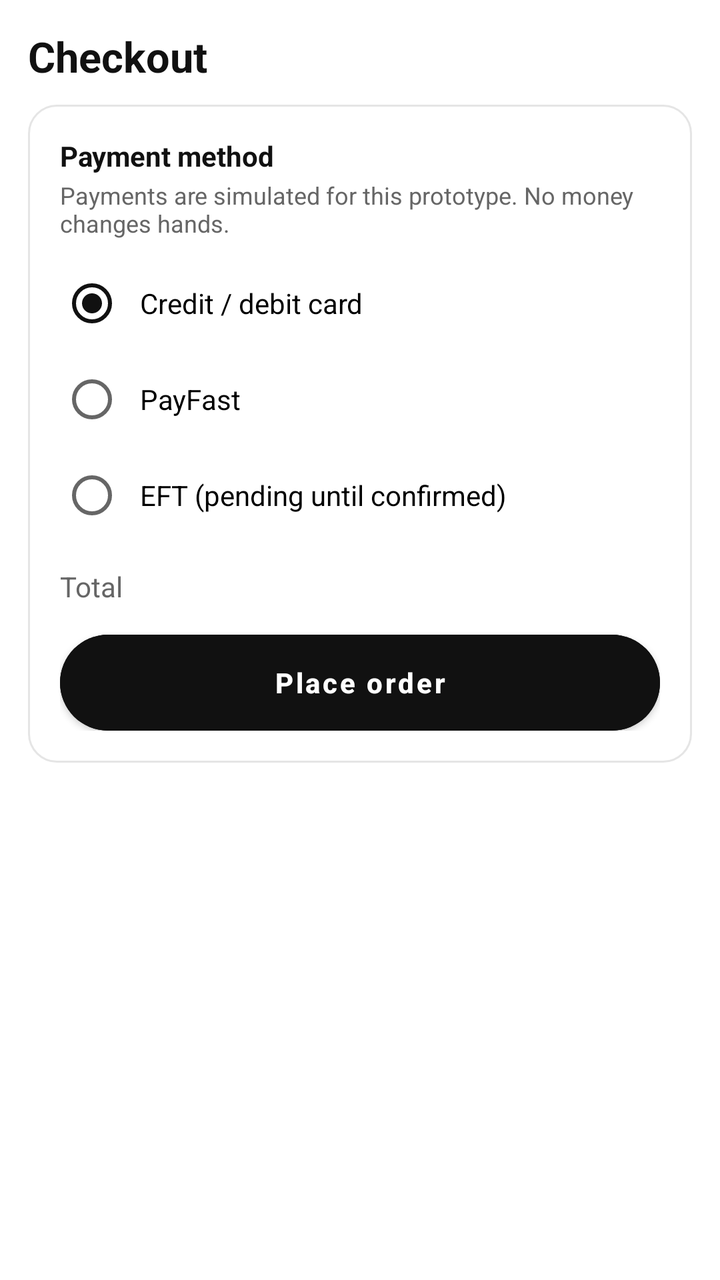
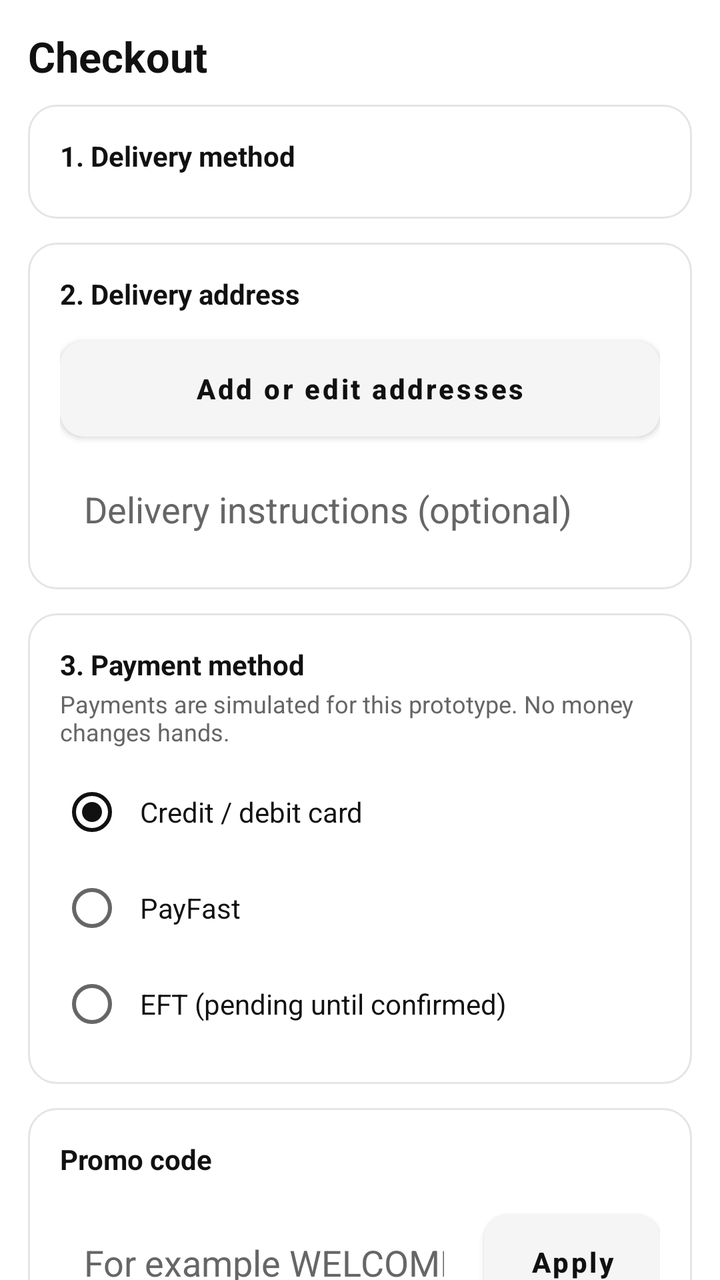

The first picture is an Android layout as it rendered before a commit; the second is the same layout after the commit. The layout source and the unified diff follow.
<!-- AndroidManifest.xml: application theme Theme.IThrift -->
<!-- res/layout/fragment_checkout.xml -->
<?xml version="1.0" encoding="utf-8"?>
<androidx.core.widget.NestedScrollView xmlns:android="http://schemas.android.com/apk/res/android"
    xmlns:app="http://schemas.android.com/apk/res-auto"
    android:layout_width="match_parent"
    android:layout_height="match_parent"
    android:background="@color/bg"
    android:fillViewport="true">

    <LinearLayout
        android:layout_width="match_parent"
        android:layout_height="wrap_content"
        android:orientation="vertical"
        android:padding="14dp">

        <TextView
            android:layout_width="match_parent"
            android:layout_height="wrap_content"
            android:text="Checkout"
            android:textColor="@color/ink"
            android:textSize="21sp"
            android:textStyle="bold"
            android:layout_marginBottom="10dp" />

        <LinearLayout
            android:layout_width="match_parent"
            android:layout_height="wrap_content"
            android:orientation="vertical"
            android:background="@drawable/bg_card"
            android:padding="16dp">

            <TextView
                android:layout_width="match_parent"
                android:layout_height="wrap_content"
                android:text="Payment method"
                android:textStyle="bold"
                android:textColor="@color/ink" />

            <TextView
                android:layout_width="match_parent"
                android:layout_height="wrap_content"
                android:layout_marginTop="2dp"
                android:layout_marginBottom="8dp"
                android:text="Payments are simulated for this prototype. No money changes hands."
                android:textColor="@color/muted"
                android:textSize="12sp" />

            <RadioGroup
                android:id="@+id/radio_group_payment"
                android:layout_width="match_parent"
                android:layout_height="wrap_content">

                <RadioButton
                    android:id="@+id/radio_card"
                    android:layout_width="match_parent"
                    android:layout_height="wrap_content"
                    android:text="Credit / debit card"
                    android:checked="true"
                    android:padding="8dp" />

                <RadioButton
                    android:id="@+id/radio_payfast"
                    android:layout_width="match_parent"
                    android:layout_height="wrap_content"
                    android:text="PayFast"
                    android:padding="8dp" />

                <RadioButton
                    android:id="@+id/radio_eft"
                    android:layout_width="match_parent"
                    android:layout_height="wrap_content"
                    android:text="EFT (pending until confirmed)"
                    android:padding="8dp" />
            </RadioGroup>

            <LinearLayout
                android:layout_width="match_parent"
                android:layout_height="wrap_content"
                android:orientation="horizontal"
                android:layout_marginTop="10dp">

                <TextView
                    android:layout_width="0dp"
                    android:layout_height="wrap_content"
                    android:layout_weight="1"
                    android:text="Total"
                    android:textColor="@color/muted" />

                <TextView
                    android:id="@+id/text_total"
                    android:layout_width="wrap_content"
                    android:layout_height="wrap_content"
                    android:textColor="@color/ink"
                    android:textStyle="bold"
                    android:textSize="16sp" />
            </LinearLayout>

            <com.google.android.material.button.MaterialButton
                android:id="@+id/button_place_order"
                android:layout_width="match_parent"
                android:layout_height="wrap_content"
                android:layout_marginTop="14dp"
                android:text="@string/action_place_order"
                android:textAllCaps="false"
                android:backgroundTint="@color/accent"
                app:cornerRadius="24dp" />
        </LinearLayout>

    </LinearLayout>
</androidx.core.widget.NestedScrollView>
<!-- resources referenced by this layout -->
<resources>
  <color name="accent">#111111</color>
  <color name="bg">#FFFFFF</color>
  <color name="ink">#111111</color>
  <color name="muted">#666666</color>
  <!-- drawable bg_card (drawable) -->
  <?xml version="1.0" encoding="utf-8"?>
  <shape xmlns:android="http://schemas.android.com/apk/res/android" android:shape="rectangle">
      <solid android:color="@color/surface" />
      <stroke android:width="1dp" android:color="@color/border" />
      <corners android:radius="14dp" />
  </shape>
  <string name="action_place_order">Place order</string>
  <color name="surface">#FFFFFF</color>
  <color name="border">#E5E5E5</color>
  <color name="on_inverse">#FFFFFF</color>
  <style name="ShapeAppearance.IThrift.SmallComponent" parent="ShapeAppearance.MaterialComponents.SmallComponent">
          <item name="cornerFamily">rounded</item>
          <item name="cornerSize">8dp</item>
      </style>
  <style name="ShapeAppearance.IThrift.MediumComponent" parent="ShapeAppearance.MaterialComponents.MediumComponent">
          <item name="cornerFamily">rounded</item>
          <item name="cornerSize">12dp</item>
      </style>
  <style name="ShapeAppearance.IThrift.LargeComponent" parent="ShapeAppearance.MaterialComponents.LargeComponent">
          <item name="cornerFamily">rounded</item>
          <item name="cornerSize">16dp</item>
      </style>
  <style name="Widget.IThrift.BottomNavigationView" parent="Widget.MaterialComponents.BottomNavigationView">
          <item name="backgroundTint">@color/bg</item>
          <item name="itemIconTint">@color/ink</item>
          <item name="itemTextColor">@color/ink</item>
          <item name="itemRippleColor">@color/secondary_bg</item>
          <item name="elevation">8dp</item>
      </style>
  <style name="Widget.IThrift.Toolbar" parent="Widget.MaterialComponents.Toolbar">
          <item name="background">@color/bg</item>
          <item name="titleTextColor">@color/ink</item>
          <item name="elevation">0dp</item>
      </style>
  <style name="Widget.IThrift.Chip" parent="Widget.MaterialComponents.Chip.Choice">
          <item name="chipBackgroundColor">@color/chip_bg_color</item>
          <item name="android:textColor">@color/chip_text_color</item>
          <item name="shapeAppearance">@style/ShapeAppearance.IThrift.SmallComponent</item>
          <item name="chipStrokeWidth">0dp</item>
          <item name="rippleColor">@color/secondary_bg</item>
      </style>
  <style name="Widget.IThrift.Button" parent="Widget.MaterialComponents.Button">
          <item name="cornerRadius">12dp</item>
          <item name="textAllCaps">false</item>
          <item name="android:insetTop">0dp</item>
          <item name="android:insetBottom">0dp</item>
          <item name="android:paddingTop">12dp</item>
          <item name="android:paddingBottom">12dp</item>
          <item name="android:textStyle">bold</item>
      </style>
  <color name="secondary_bg">#F5F5F5</color>
  <!-- unchanged entries left out for length: 1 -->
</resources>

<!-- the commit's change to res/layout/fragment_checkout.xml (unified diff, before → after) -->
@@ -21,6 +21,7 @@
             android:textStyle="bold"
             android:layout_marginBottom="10dp" />
 
+        
         <LinearLayout
             android:layout_width="match_parent"
             android:layout_height="wrap_content"
@@ -31,7 +32,95 @@
             <TextView
                 android:layout_width="match_parent"
                 android:layout_height="wrap_content"
-                android:text="Payment method"
+                android:text="1. Delivery method"
+                android:textStyle="bold"
+                android:textColor="@color/ink" />
+
+            <RadioGroup
+                android:id="@+id/radio_group_delivery"
+                android:layout_width="match_parent"
+                android:layout_height="wrap_content"
+                android:layout_marginTop="6dp" />
+        </LinearLayout>
+
+        
+        <LinearLayout
+            android:id="@+id/layout_address_card"
+            android:layout_width="match_parent"
+            android:layout_height="wrap_content"
+            android:layout_marginTop="12dp"
+            android:orientation="vertical"
+            android:background="@drawable/bg_card"
+            android:padding="16dp">
+
+            <TextView
+                android:layout_width="match_parent"
+                android:layout_height="wrap_content"
+                android:text="2. Delivery address"
+                android:textStyle="bold"
+                android:textColor="@color/ink" />
+
+            <TextView
+                android:id="@+id/text_no_address"
+                android:layout_width="match_parent"
+                android:layout_height="wrap_content"
+                android:layout_marginTop="6dp"
+                android:text="You have no saved addresses yet. Add one, or we will use the address on your profile."
+                android:textColor="@color/muted"
+                android:textSize="12.5sp"
+                android:visibility="gone" />
+
+            <RadioGroup
+                android:id="@+id/radio_group_address"
+                android:layout_width="match_parent"
+                android:layout_height="wrap_content"
+                android:layout_marginTop="6dp" />
+
+            <com.google.android.material.button.MaterialButton
+                android:id="@+id/button_manage_addresses"
+                style="@style/Widget.IThrift.Button.Secondary"
+                android:layout_width="match_parent"
+                android:layout_height="wrap_content"
+                android:layout_marginTop="8dp"
+                android:text="Add or edit addresses" />
+
+            <EditText
+                android:id="@+id/input_instructions"
+                style="@style/Widget.IThrift.Field"
+                android:layout_width="match_parent"
+                android:layout_height="wrap_content"
+                android:hint="Delivery instructions (optional)"
+                android:importantForAutofill="no"
+                android:inputType="textCapSentences|textMultiLine"
+                android:maxLength="200" />
+        </LinearLayout>
+
+        <TextView
+            android:id="@+id/text_collection_note"
+            android:layout_width="match_parent"
+            android:layout_height="wrap_content"
+            android:layout_marginTop="12dp"
+            android:background="@drawable/bg_card"
+            android:padding="16dp"
+            android:lineSpacingExtra="3dp"
+            android:text="Collect from iTHRIFT Clothes, Hatfield Plaza, Pretoria. We will let you know when your order is ready, usually within 2 working days. Bring your order number."
+            android:textColor="@color/ink"
+            android:textSize="13sp"
+            android:visibility="gone" />
+
+        
+        <LinearLayout
+            android:layout_width="match_parent"
+            android:layout_height="wrap_content"
+            android:layout_marginTop="12dp"
+            android:orientation="vertical"
+            android:background="@drawable/bg_card"
+            android:padding="16dp">
+
+            <TextView
+                android:layout_width="match_parent"
+                android:layout_height="wrap_content"
+                android:text="3. Payment method"
                 android:textStyle="bold"
                 android:textColor="@color/ink" />
 
@@ -54,6 +143,7 @@
                     android:layout_width="match_parent"
                     android:layout_height="wrap_content"
                     android:text="Credit / debit card"
+                    android:textColor="@color/ink"
                     android:checked="true"
                     android:padding="8dp" />
 
@@ -62,6 +152,7 @@
                     android:layout_width="match_parent"
                     android:layout_height="wrap_content"
                     android:text="PayFast"
+                    android:textColor="@color/ink"
                     android:padding="8dp" />
 
                 <RadioButton
@@ -69,8 +160,140 @@
                     android:layout_width="match_parent"
                     android:layout_height="wrap_content"
                     android:text="EFT (pending until confirmed)"
+                    android:textColor="@color/ink"
                     android:padding="8dp" />
             </RadioGroup>
+        </LinearLayout>
+
+        
+        <LinearLayout
+            android:layout_width="match_parent"
+            android:layout_height="wrap_content"
+            android:layout_marginTop="12dp"
+            android:orientation="vertical"
+            android:background="@drawable/bg_card"
+            android:padding="16dp">
+
+            <TextView
+                android:layout_width="match_parent"
+                android:layout_height="wrap_content"
+                android:text="Promo code"
+                android:textStyle="bold"
+                android:textColor="@color/ink" />
+
+            <LinearLayout
+                android:layout_width="match_parent"
+                android:layout_height="wrap_content"
+                android:gravity="center_vertical"
+                android:orientation="horizontal">
+
+                <EditText
+                    android:id="@+id/input_promo"
+                    style="@style/Widget.IThrift.Field"
+                    android:layout_width="0dp"
+                    android:layout_height="wrap_content"
+                    android:layout_weight="1"
+                    android:hint="For example WELCOME10"
+                    android:importantForAutofill="no"
+                    android:inputType="textCapCharacters|textNoSuggestions"
+                    android:maxLength="30" />
+
+                <com.google.android.material.button.MaterialButton
+                    android:id="@+id/button_apply_promo"
+                    style="@style/Widget.IThrift.Button.Secondary"
+                    android:layout_width="wrap_content"
+                    android:layout_height="wrap_content"
+                    android:layout_marginStart="8dp"
+                    android:layout_marginTop="12dp"
+                    android:text="Apply" />
+            </LinearLayout>
+
+            <TextView
+                android:id="@+id/text_promo_message"
+                android:layout_width="match_parent"
+                android:layout_height="wrap_content"
+                android:layout_marginTop="6dp"
+                android:textSize="12.5sp"
+                android:visibility="gone" />
+
+            <View
+                android:layout_width="match_parent"
+                android:layout_height="1dp"
+                android:layout_marginTop="12dp"
+                android:layout_marginBottom="10dp"
+                android:background="@color/border" />
+
+            <LinearLayout
+                android:layout_width="match_parent"
+                android:layout_height="wrap_content"
+                android:orientation="horizontal">
+
+                <TextView
+                    android:layout_width="0dp"
+                    android:layout_height="wrap_content"
+                    android:layout_weight="1"
+                    android:text="Subtotal"
+                    android:textColor="@color/muted" />
+
+                <TextView
+                    android:id="@+id/text_subtotal"
+                    android:layout_width="wrap_content"
+                    android:layout_height="wrap_content"
+                    android:textColor="@color/ink" />
+            </LinearLayout>
+
+            <LinearLayout
+                android:id="@+id/layout_discount_row"
+                android:layout_width="match_parent"
+                android:layout_height="wrap_content"
+                android:layout_marginTop="6dp"
+                android:orientation="horizontal"
+                android:visibility="gone">
+
+                <TextView
+                    android:id="@+id/text_discount_label"
+                    android:layout_width="0dp"
+                    android:layout_height="wrap_content"
+                    android:layout_weight="1"
+                    android:text="Promo"
+                    android:textColor="@color/muted" />
+
+                <TextView
+                    android:id="@+id/text_discount"
+                    android:layout_width="wrap_content"
+                    android:layout_height="wrap_content"
+                    android:textColor="@color/good"
+                    android:textStyle="bold" />
+            </LinearLayout>
+
+            <LinearLayout
+                android:layout_width="match_parent"
+                android:layout_height="wrap_content"
+                android:layout_marginTop="6dp"
+                android:orientation="horizontal">
+
+                <TextView
+                    android:layout_width="0dp"
+                    android:layout_height="wrap_content"
+                    android:layout_weight="1"
+                    android:text="Delivery"
+                    android:textColor="@color/muted" />
+
+                <TextView
+                    android:id="@+id/text_delivery_fee"
+                    android:layout_width="wrap_content"
+                    android:layout_height="wrap_content"
+                    android:textColor="@color/ink" />
+            </LinearLayout>
+
+            <TextView
+                android:id="@+id/text_free_delivery"
+                android:layout_width="match_parent"
+                android:layout_height="wrap_content"
+                android:layout_marginTop="4dp"
+                android:textColor="@color/muted"
+                android:textSize="12sp"
+                android:visibility="gone" />
 
             <LinearLayout
                 android:layout_width="match_parent"
@@ -83,7 +306,8 @@
                     android:layout_height="wrap_content"
                     android:layout_weight="1"
                     android:text="Total"
-                    android:textColor="@color/muted" />
+                    android:textStyle="bold"
+                    android:textColor="@color/ink" />
 
                 <TextView
                     android:id="@+id/text_total"
<!-- resource entries referenced after the edit -->
@@ -12,8 +12,22 @@
       <corners android:radius="14dp" />
   </shape>
   <string name="action_place_order">Place order</string>
+  <style name="Widget.IThrift.Button.Secondary" parent="Widget.IThrift.Button">
+          <item name="backgroundTint">@color/secondary_bg</item>
+          <item name="android:textColor">@color/ink</item>
+          <item name="rippleColor">@color/border</item>
+      </style>
+  <style name="Widget.IThrift.Field" parent="Widget.AppCompat.EditText">
+          <item name="android:background">@color/bg</item>
+          <item name="android:textColor">@color/ink</item>
+          <item name="android:textColorHint">@color/muted</item>
+          <item name="android:padding">12dp</item>
+          <item name="android:layout_marginTop">12dp</item>
+          <item name="android:minHeight">48dp</item>
+      </style>
   <color name="surface">#FFFFFF</color>
   <color name="border">#E5E5E5</color>
+  <color name="good">#23733F</color>
   <color name="on_inverse">#FFFFFF</color>
   <style name="ShapeAppearance.IThrift.SmallComponent" parent="ShapeAppearance.MaterialComponents.SmallComponent">
           <item name="cornerFamily">rounded</item>
